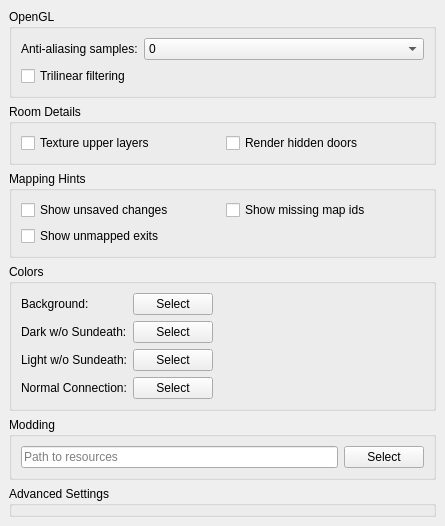
The window that src/preferences/graphicspage.ui (nschimme/MMapper) describes before a commit, drawn with Qt 5.
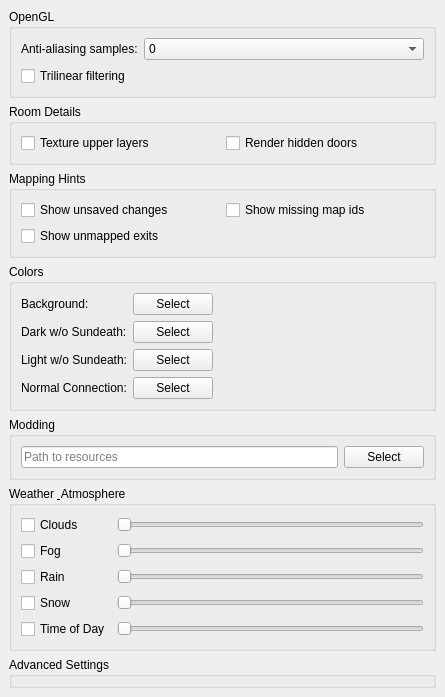
The same window after the commit.

Commit message: Optimize weather system using GPU particles and noise textures

Diff of the .ui file:
```diff
--- a/src/preferences/graphicspage.ui
+++ b/src/preferences/graphicspage.ui
@@ -320,6 +320,100 @@
      </layout>
     </widget>
    </item>
+   <item>
+    <widget class="QGroupBox" name="groupBox_Weather">
+     <property name="title">
+      <string>Weather &amp; Atmosphere</string>
+     </property>
+     <layout class="QGridLayout" name="gridLayout_Weather">
+      <item row="0" column="0">
+       <widget class="QCheckBox" name="weatherCloudsCheckBox">
+        <property name="text">
+         <string>Clouds</string>
+        </property>
+       </widget>
+      </item>
+      <item row="0" column="1">
+       <widget class="QSlider" name="weatherCloudsSlider">
+        <property name="orientation">
+         <enum>Qt::Horizontal</enum>
+        </property>
+        <property name="maximum">
+         <number>100</number>
+        </property>
+       </widget>
+      </item>
+      <item row="1" column="0">
+       <widget class="QCheckBox" name="weatherFogCheckBox">
+        <property name="text">
+         <string>Fog</string>
+        </property>
+       </widget>
+      </item>
+      <item row="1" column="1">
+       <widget class="QSlider" name="weatherFogSlider">
+        <property name="orientation">
+         <enum>Qt::Horizontal</enum>
+        </property>
+        <property name="maximum">
+         <number>100</number>
+        </property>
+       </widget>
+      </item>
+      <item row="2" column="0">
+       <widget class="QCheckBox" name="weatherRainCheckBox">
+        <property name="text">
+         <string>Rain</string>
+        </property>
+       </widget>
+      </item>
+      <item row="2" column="1">
+       <widget class="QSlider" name="weatherRainSlider">
+        <property name="orientation">
+         <enum>Qt::Horizontal</enum>
+        </property>
+        <property name="maximum">
+         <number>100</number>
+        </property>
+       </widget>
+      </item>
+      <item row="3" column="0">
+       <widget class="QCheckBox" name="weatherSnowCheckBox">
+        <property name="text">
+         <string>Snow</string>
+        </property>
+       </widget>
+      </item>
+      <item row="3" column="1">
+       <widget class="QSlider" name="weatherSnowSlider">
+        <property name="orientation">
+         <enum>Qt::Horizontal</enum>
+        </property>
+        <property name="maximum">
+         <number>100</number>
+        </property>
+       </widget>
+      </item>
+      <item row="4" column="0">
+       <widget class="QCheckBox" name="weatherToDCheckBox">
+        <property name="text">
+         <string>Time of Day</string>
+        </property>
+       </widget>
+      </item>
+      <item row="4" column="1">
+       <widget class="QSlider" name="weatherToDSlider">
+        <property name="orientation">
+         <enum>Qt::Horizontal</enum>
+        </property>
+        <property name="maximum">
+         <number>100</number>
+        </property>
+       </widget>
+      </item>
+     </layout>
+    </widget>
+   </item>
    <item>
     <widget class="QGroupBox" name="groupBox_Advanced">
      <property name="title">
```
The commit also changes 11 other files.
